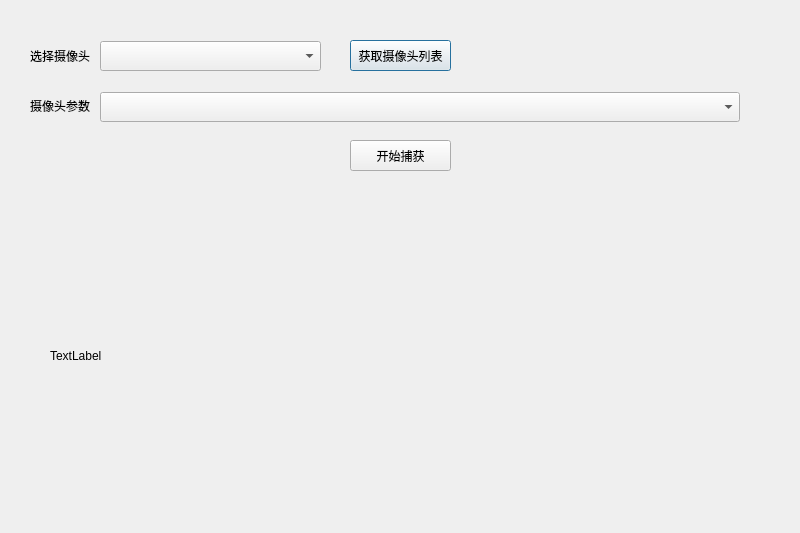
Above: ShaderEye/dlgsettingcamera.ui from MediaEyeEngineers/ShaderEye before the change. Below: the same form after it.
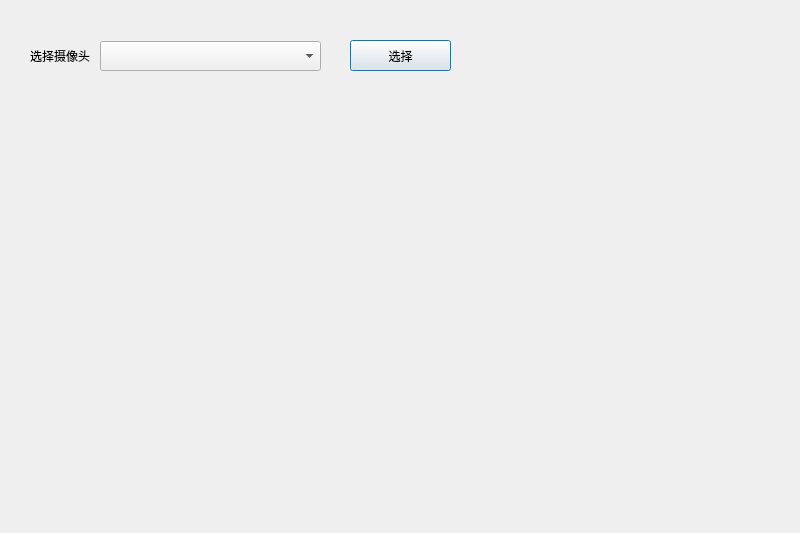
That is the form after the change.

```diff
--- a/ShaderEye/dlgsettingcamera.ui
+++ b/ShaderEye/dlgsettingcamera.ui
@@ -36,29 +36,6 @@
     <string>选择摄像头</string>
    </property>
   </widget>
-  <widget class="QLabel" name="label_2">
-   <property name="geometry">
-    <rect>
-     <x>30</x>
-     <y>100</y>
-     <width>62</width>
-     <height>12</height>
-    </rect>
-   </property>
-   <property name="text">
-    <string>摄像头参数</string>
-   </property>
-  </widget>
-  <widget class="QComboBox" name="combobox_param">
-   <property name="geometry">
-    <rect>
-     <x>100</x>
-     <y>92</y>
-     <width>640</width>
-     <height>30</height>
-    </rect>
-   </property>
-  </widget>
   <widget class="QPushButton" name="btn_GetCameraList">
    <property name="geometry">
     <rect>
@@ -69,33 +46,7 @@
     </rect>
    </property>
    <property name="text">
-    <string>获取摄像头列表</string>
-   </property>
-  </widget>
-  <widget class="QPushButton" name="pbtn_startcapture">
-   <property name="geometry">
-    <rect>
-     <x>350</x>
-     <y>140</y>
-     <width>101</width>
-     <height>31</height>
-    </rect>
-   </property>
-   <property name="text">
-    <string>开始捕获</string>
-   </property>
-  </widget>
-  <widget class="QLabel" name="videoshow">
-   <property name="geometry">
-    <rect>
-     <x>50</x>
-     <y>210</y>
-     <width>381</width>
-     <height>291</height>
-    </rect>
-   </property>
-   <property name="text">
-    <string>TextLabel</string>
+    <string>选择</string>
    </property>
   </widget>
  </widget>
```
